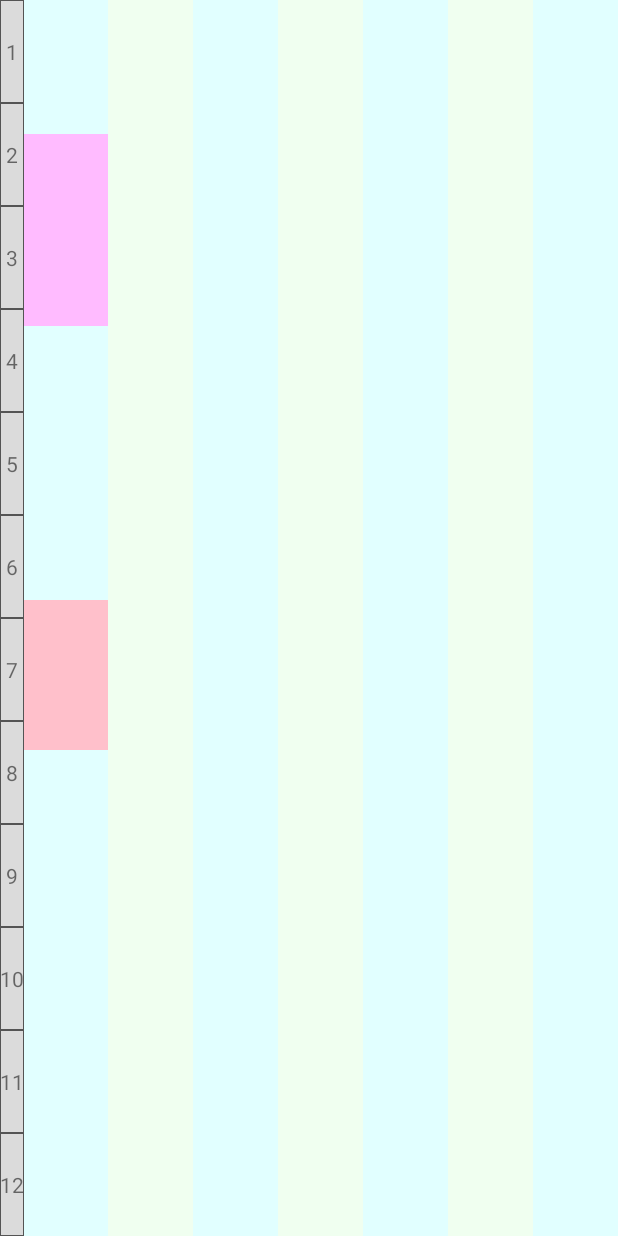
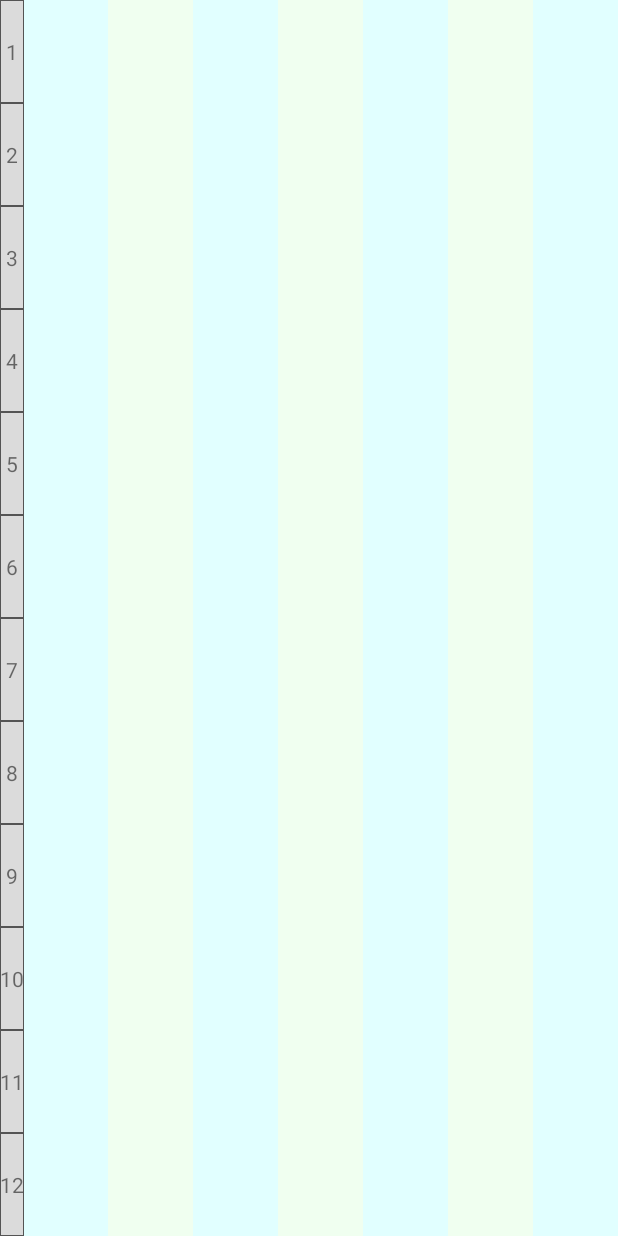
Before and after one commit to gumingsiyi/Schedule, an Android app: the layout activity_main.xml on its own in the app's theme, with its tools: preview values and no code run, on a phone screen of 412 x 824 dp. Run offline under Robolectric (Android 15) with nearby library versions, the phone set to English and light mode, and no system bars.

Commit message:
将课程信息显示到主界面上

```diff
--- a/app/src/main/res/layout/activity_main.xml
+++ b/app/src/main/res/layout/activity_main.xml
@@ -119,20 +119,6 @@
             android:layout_weight="1.0"
             android:background="@drawable/background_lightblue"
             android:id="@+id/mon">
-        <RelativeLayout
-                android:layout_width="match_parent"
-                android:layout_height="128dp"
-                android:background="@drawable/bacckground_lightpurple"
-                android:layout_marginTop="89dp" android:layout_alignParentTop="false"
-                android:layout_alignParentStart="true" android:id="@+id/relativeLayout">
-        </RelativeLayout>
-        <RelativeLayout
-                android:layout_width="match_parent"
-                android:layout_height="100dp"
-                android:layout_alignParentStart="true"
-                android:background="@drawable/background_pink"
-                android:layout_marginTop="400dp">
-        </RelativeLayout>
     </RelativeLayout>
     <RelativeLayout
             android:orientation="horizontal"
@@ -141,12 +127,6 @@
             android:layout_weight="1.0"
             android:background="@drawable/background_lightgreen"
             android:id="@+id/tue">
-        <LinearLayout
-                android:orientation="vertical"
-                android:layout_width="match_parent"
-                android:layout_height="match_parent" android:layout_alignParentTop="true"
-                android:layout_centerHorizontal="true" android:layout_marginTop="100dp">
-        </LinearLayout>
     </RelativeLayout>
     <RelativeLayout
             android:orientation="horizontal"
```
Also changed, not shown: app/src/main/java/com/example/stiles/schedule/MainActivity.java (+32 -5 lines), app/src/main/res/drawable/bacckground_lightpurple.xml (+16 -5 lines), app/src/main/res/drawable/background_pink.xml (+16 -4 lines).
